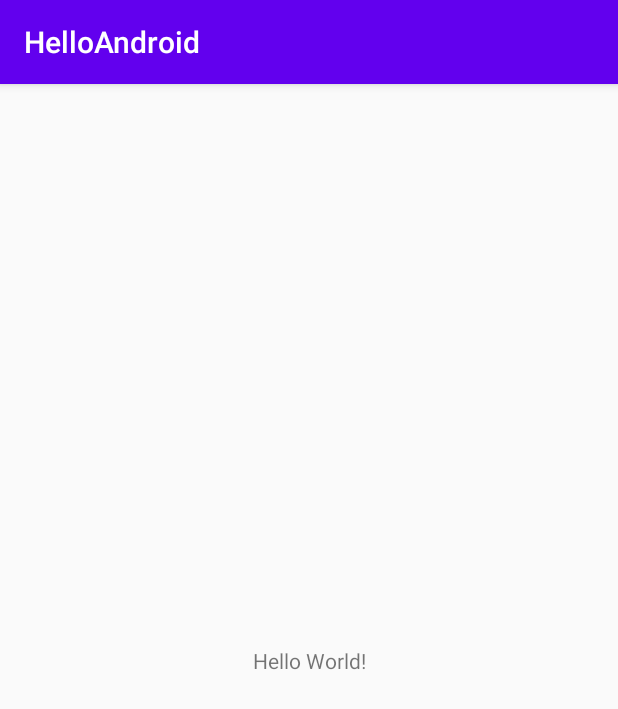
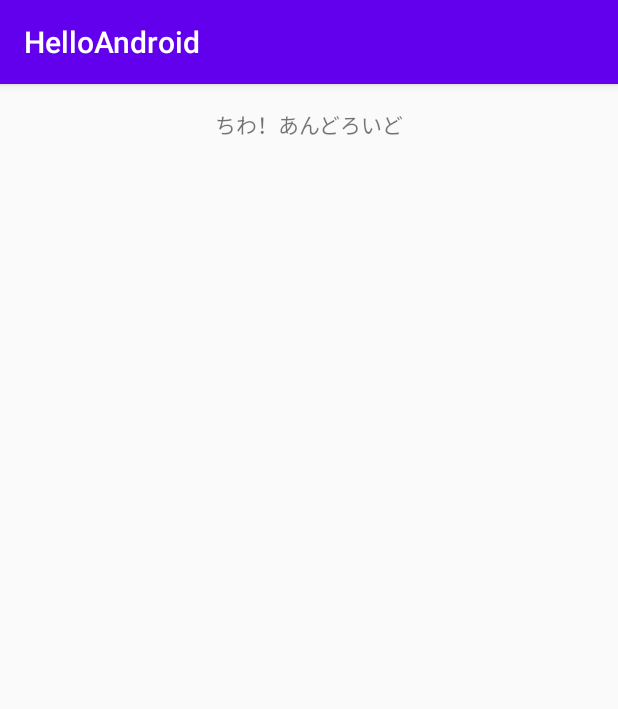
Before and after one commit to syu-kwsk/learning-recorder, an Android app: the screen it shows after launch (MainActivity), on a phone screen of 412 x 824 dp. Shown: the top 709 px of the screen. Run offline under Robolectric (Android 15) with nearby library versions, the phone set to English and light mode, and no system bars.

Commit message:
Change hello world message

```diff
--- a/tutorial/HelloAndroid/app/src/main/res/layout/activity_main.xml
+++ b/tutorial/HelloAndroid/app/src/main/res/layout/activity_main.xml
@@ -7,12 +7,12 @@
     tools:context=".MainActivity">
 
     <TextView
+        android:id="@+id/textView"
         android:layout_width="wrap_content"
         android:layout_height="wrap_content"
-        android:text="Hello World!"
-        app:layout_constraintBottom_toBottomOf="parent"
-        app:layout_constraintLeft_toLeftOf="parent"
-        app:layout_constraintRight_toRightOf="parent"
+        android:layout_marginTop="16dp"
+        android:text="@string/hello"
+        app:layout_constraintEnd_toEndOf="parent"
+        app:layout_constraintStart_toStartOf="parent"
         app:layout_constraintTop_toTopOf="parent" />
-
 </androidx.constraintlayout.widget.ConstraintLayout>
--- a/tutorial/HelloAndroid/app/src/main/res/values/strings.xml
+++ b/tutorial/HelloAndroid/app/src/main/res/values/strings.xml
@@ -1,3 +1,4 @@
 <resources>
     <string name="app_name">HelloAndroid</string>
+    <string name="hello">ちわ！あんどろいど</string>
 </resources>
```
